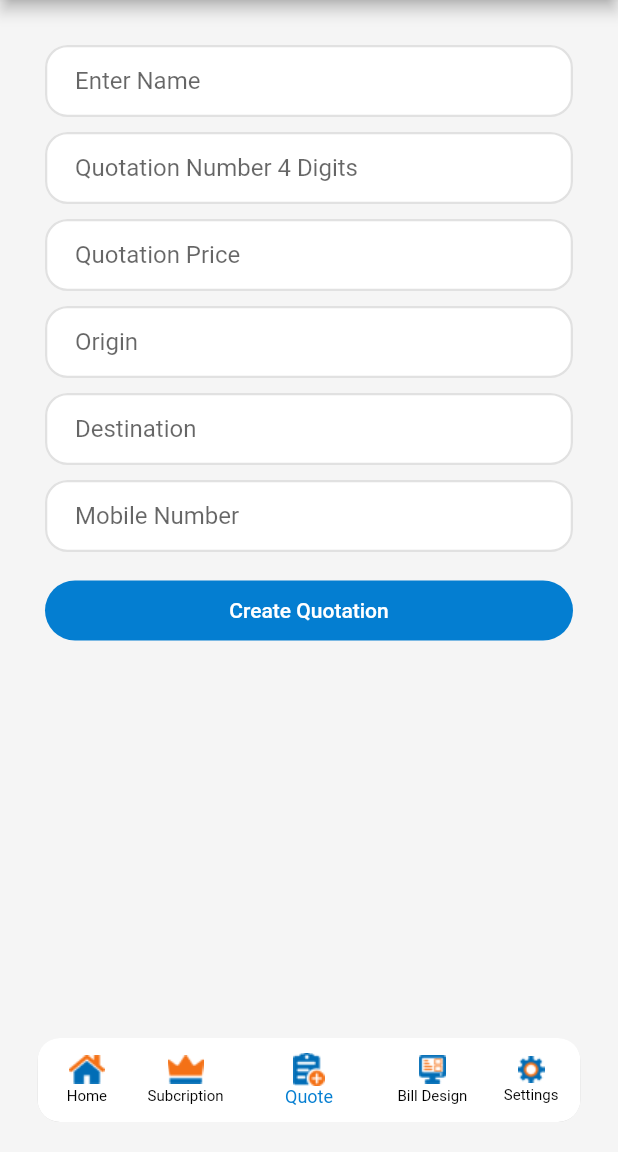
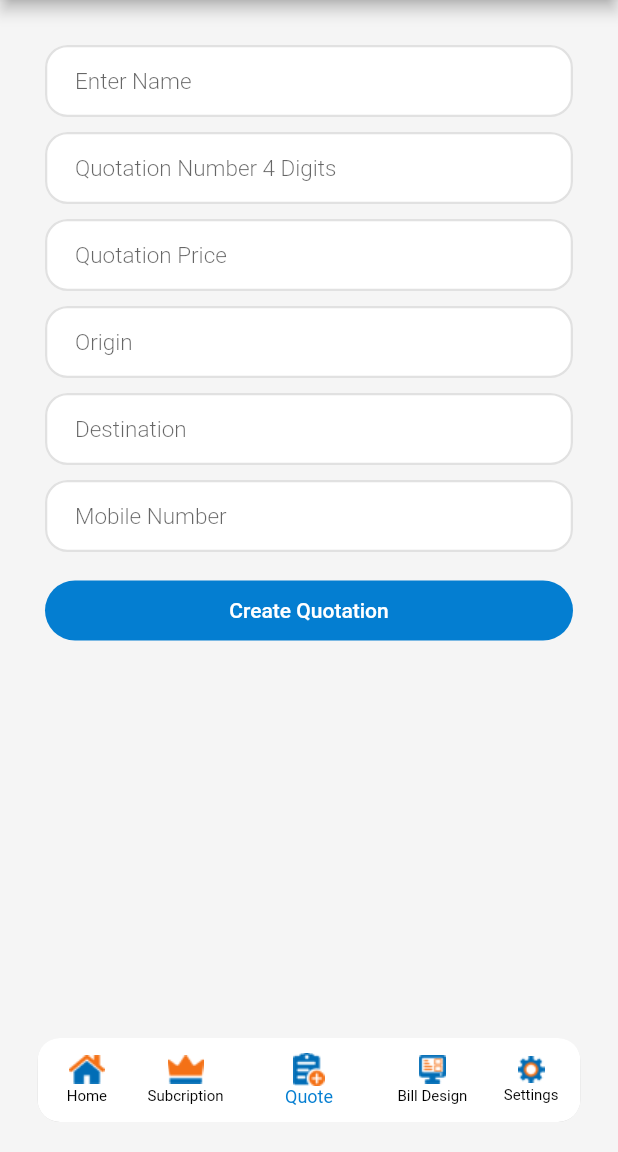
Before and after one commit to Sanoj-Raja/packers_movers, a Flutter app: the HomeScreen screen opened directly, item 3 of the bottom bar chosen, on a phone screen of 412 x 824 dp, the part 84-1236 px from its top. Run offline on Flutter 3.47's test engine with Material 2 defaults, Android fonts, the phone set to English and light mode, and no system bars; our stand-ins replace bloc, bot_toast, carousel_slider, flutter_bloc, hive, hive_flutter and 1 more; accounts and stored records are empty.

Commit message:
Code updated.

```diff
--- a/lib/app/widgets/custom_text_field.dart
+++ b/lib/app/widgets/custom_text_field.dart
@@ -24,6 +24,10 @@ class CustomTextField extends StatelessWidget {
       cursorColor: Colors.black45,
       decoration: InputDecoration(
         hintText: hintText,
+        hintStyle: const TextStyle(
+          fontSize: 15,
+          fontWeight: FontWeight.w300,
+        ),
         filled: true,
         fillColor: Colors.white,
         border: OutlineInputBorder(
```
